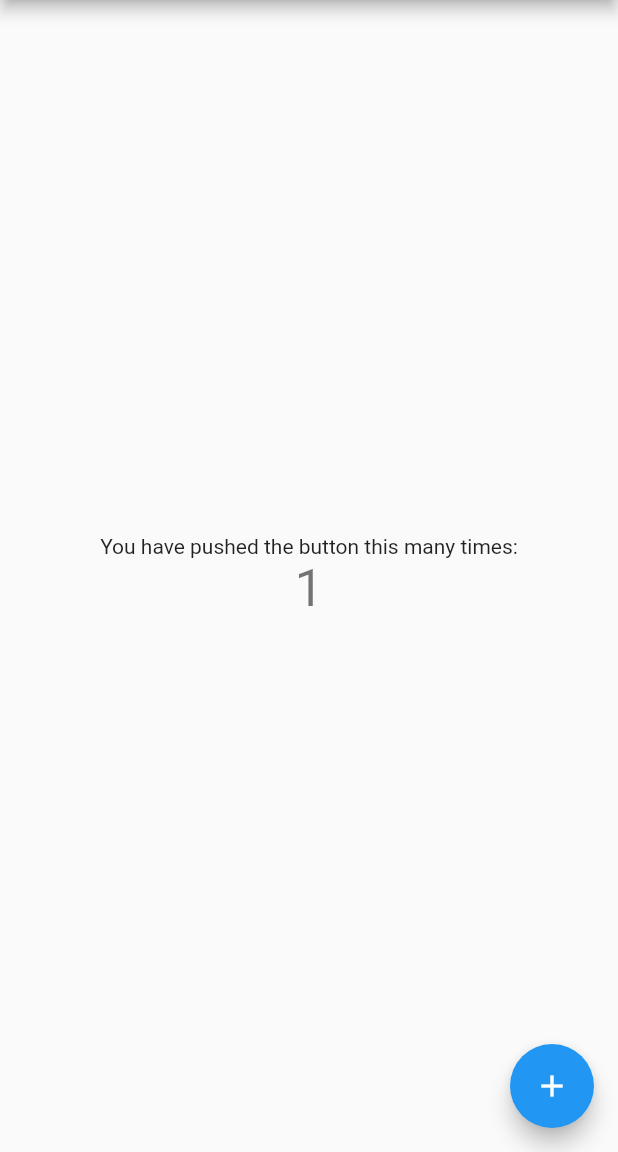
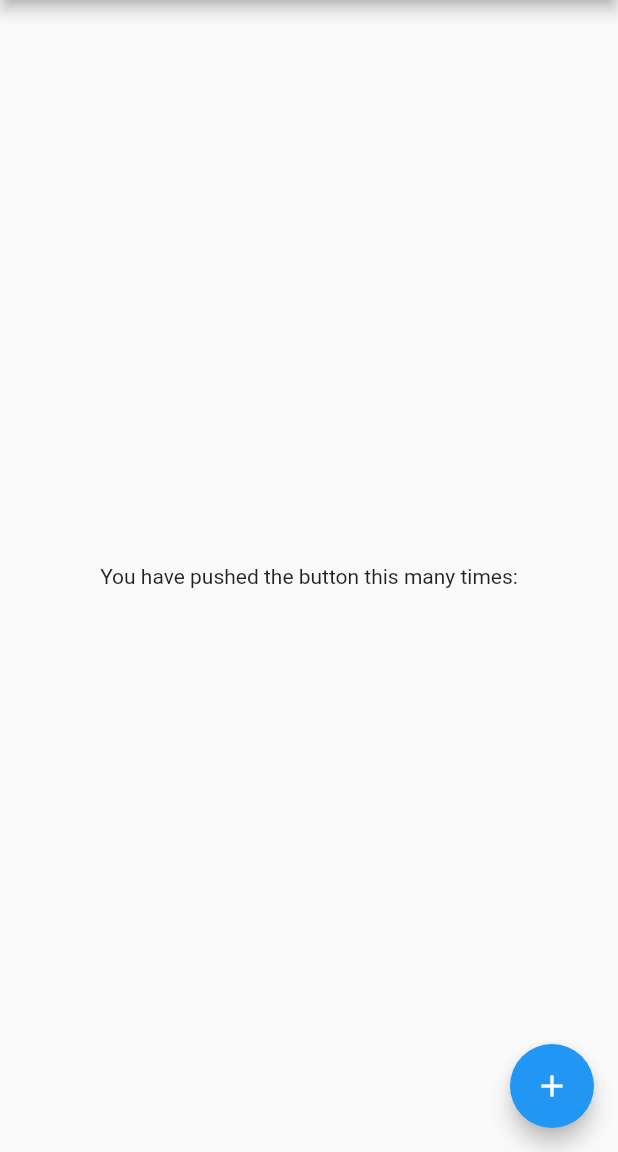
Before and after one commit to CuongDuong2710/reso_coder, a Flutter app: the screen it shows after launch, after a tap on the "add" icon, on a phone screen of 412 x 824 dp, the part 84-1236 px from its top. Run offline on Flutter 3.47's test engine with Material 2 defaults, Android fonts, the phone set to English and light mode, and no system bars; our stand-ins replace built_value; generated files the repository leaves out were written again.

```diff
--- /dev/null
+++ b/dart_built_value/lib/code_runner.dart
@@ -0,0 +1,5 @@
+class CodeRunner {
+  static void runCode() {
+
+  }
+}
--- a/dart_built_value/lib/main.dart
+++ b/dart_built_value/lib/main.dart
@@ -1,23 +1,14 @@
 import 'package:flutter/material.dart';
+import 'code_runner.dart';
 
 void main() => runApp(MyApp());
 
 class MyApp extends StatelessWidget {
-  // This widget is the root of your application.
   @override
   Widget build(BuildContext context) {
     return MaterialApp(
       title: 'Flutter Demo',
       theme: ThemeData(
-        // This is the theme of your application.
-        //
-        // Try running your application with "flutter run". You'll see the
-        // application has a blue toolbar. Then, without quitting the app, try
-        // changing the primarySwatch below to Colors.green and then invoke
-        // "hot reload" (press "r" in the console where you ran "flutter run",
-        // or simply save your changes to "hot reload" in a Flutter IDE).
-        // Notice that the counter didn't reset back to zero; the application
-        // is not restarted.
         primarySwatch: Colors.blue,
       ),
       home: MyHomePage(title: 'Flutter Demo Home Page'),
@@ -28,15 +19,6 @@ class MyApp extends StatelessWidget {
 class MyHomePage extends StatefulWidget {
   MyHomePage({Key key, this.title}) : super(key: key);
 
-  // This widget is the home page of your application. It is stateful, meaning
-  // that it has a State object (defined below) that contains fields that affect
-  // how it looks.
-
-  // This class is the configuration for the state. It holds the values (in this
-  // case the title) provided by the parent (in this case the App widget) and
-  // used by the build method of the State. Fields in a Widget subclass are
-  // always marked "final".
-
   final String title;
 
   @override
@@ -44,68 +26,31 @@ class MyHomePage extends StatefulWidget {
 }
 
 class _MyHomePageState extends State<MyHomePage> {
-  int _counter = 0;
-
-  void _incrementCounter() {
-    setState(() {
-      // This call to setState tells the Flutter framework that something has
-      // changed in this State, which causes it to rerun the build method below
-      // so that the display can reflect the updated values. If we changed
-      // _counter without calling setState(), then the build method would not be
-      // called again, and so nothing would appear to happen.
-      _counter++;
-    });
+  void _runCode() {
+    CodeRunner.runCode();
   }
 
   @override
   Widget build(BuildContext context) {
-    // This method is rerun every time setState is called, for instance as done
-    // by the _incrementCounter method above.
-    //
-    // The Flutter framework has been optimized to make rerunning build methods
-    // fast, so that you can just rebuild anything that needs updating rather
-    // than having to individually change instances of widgets.
     return Scaffold(
       appBar: AppBar(
-        // Here we take the value from the MyHomePage object that was created by
-        // the App.build method, and use it to set our appbar title.
         title: Text(widget.title),
       ),
       body: Center(
-        // Center is a layout widget. It takes a single child and positions it
-        // in the middle of the parent.
         child: Column(
-          // Column is also layout widget. It takes a list of children and
-          // arranges them vertically. By default, it sizes itself to fit its
-          // children horizontally, and tries to be as tall as its parent.
-          //
-          // Invoke "debug painting" (press "p" in the console, choose the
-          // "Toggle Debug Paint" action from the Flutter Inspector in Android
-          // Studio, or the "Toggle Debug Paint" command in Visual Studio Code)
-          // to see the wireframe for each widget.
-          //
-          // Column has various properties to control how it sizes itself and
-          // how it positions its children. Here we use mainAxisAlignment to
-          // center the children vertically; the main axis here is the vertical
-          // axis because Columns are vertical (the cross axis would be
-          // horizontal).
           mainAxisAlignment: MainAxisAlignment.center,
           children: <Widget>[
             Text(
               'You have pushed the button this many times:',
             ),
-            Text(
-              '$_counter',
-              style: Theme.of(context).textTheme.display1,
-            ),
           ],
         ),
       ),
       floatingActionButton: FloatingActionButton(
-        onPressed: _incrementCounter,
+        onPressed: _runCode,
         tooltip: 'Increment',
         child: Icon(Icons.add),
-      ), // This trailing comma makes auto-formatting nicer for build methods.
+      ),
     );
   }
 }
--- /dev/null
+++ b/dart_built_value/note_built_value.txt
@@ -0,0 +1 @@
+flutter packages pub run build_runner watch
--- a/dart_built_value/pubspec.yaml
+++ b/dart_built_value/pubspec.yaml
@@ -28,6 +28,8 @@ dependencies:
 dev_dependencies:
   flutter_test:
     sdk: flutter
+  build_runner: ^1.0.0
+  built_value_generator: ^6.3.2
 
 
 # For information on the generic Dart part of this file, see the
```
Also changed, not shown: dart_built_value/lib/model/built_vehicle.dart (added, +13 -0 lines), dart_built_value/lib/model/built_vehicle.g.dart (added), dart_built_value/pubspec.lock.
